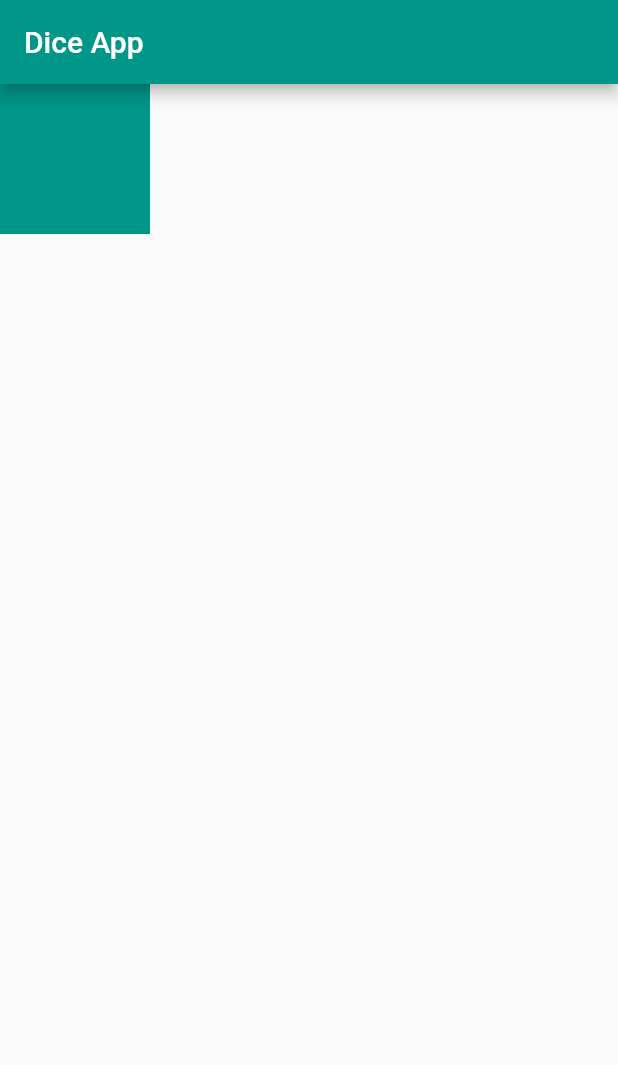
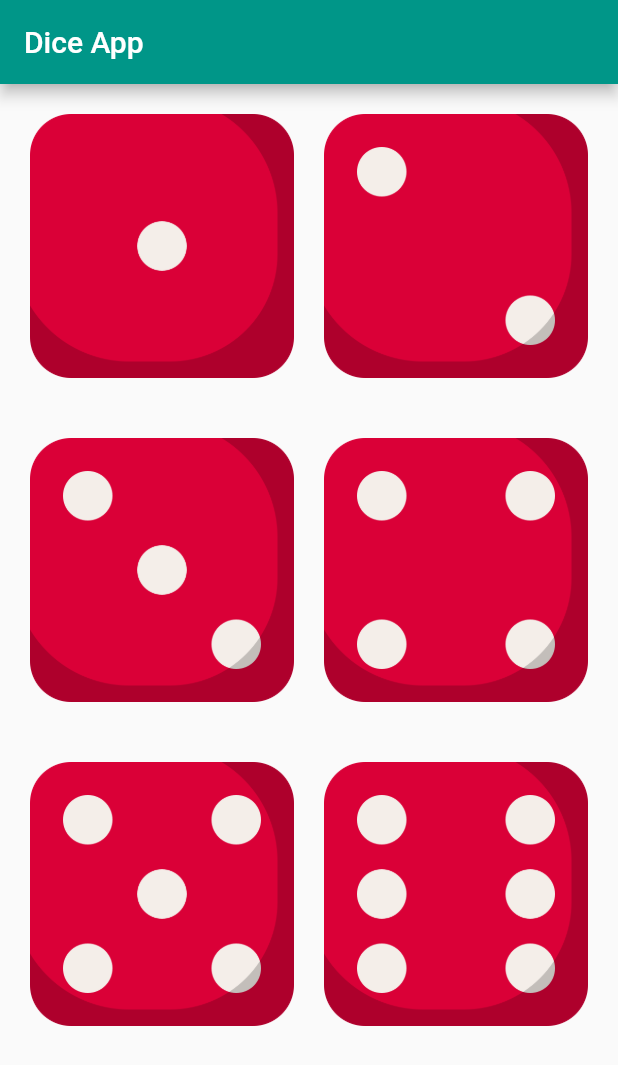
Before and after one commit to Sayyad-Amin/sp21-bcs-015, a Flutter app: the screen it shows after launch, on a phone screen of 412 x 824 dp. Shown: the top 1065 px of the screen. Run offline on Flutter 3.47's test engine with Material 2 defaults, Android fonts, the phone set to English and light mode, and no system bars; our stand-ins replace assets_audio_player.

Commit message:
just added dices

```diff
--- a/dice_app/lib/main.dart
+++ b/dice_app/lib/main.dart
@@ -22,20 +22,74 @@ class dice_app  extends StatelessWidget {
 
 class dicePage  extends StatefulWidget {
 
+
+
   @override
   State<dicePage> createState() => _dice_appState();
 }
 class _dice_appState extends State<dicePage> {
+  var count=0;
+  void _incremnet(){
+    count+=1;
+  }
   @override
   Widget build(BuildContext context) {
     return Scaffold(
       appBar: AppBar(
         title: Text('Dice App'),
       ),
-      body: Container(
-        width: 100,
-        height: 100,
-        color: Colors.teal,
+      body: Column(
+        children: [
+          Padding(
+            padding: const EdgeInsets.all(20.0),
+            child: Column(
+              children: [
+                Row(
+                  children: [
+                    Expanded(child:
+                    Image(image: AssetImage('assets/images/dice1.png'),)),
+                    SizedBox(width: 20),
+                    Expanded(child:
+                    Image(image: AssetImage('assets/images/dice2.png'),))
+                  ],
+                )
+              ],
+            ),
+          ),
+          Padding(
+            padding: const EdgeInsets.all(20.0),
+            child: Column(
+              children: [
+                Row(
+                  children: [
+                    Expanded(child:
+                    Image(image: AssetImage('assets/images/dice3.png'),)),
+                    SizedBox(width: 20),
+                    Expanded(child:
+                    Image(image: AssetImage('assets/images/dice4.png'),))
+                  ],
+                )
+              ],
+            ),
+          ),
+          Padding(
+            padding: const EdgeInsets.all(20.0),
+            child: Column(
+              children: [
+                Row(
+                  children: [
+                    Expanded(child:
+                    Image(image: AssetImage('assets/images/dice5.png'),)),
+                    SizedBox(width: 20),
+                    Expanded(child:
+                    Image(image: AssetImage('assets/images/dice6.png'),))
+                  ],
+                )
+              ],
+            ),
+          ),
+
+        ],
       ),
     );
   }
--- a/dice_app/pubspec.yaml
+++ b/dice_app/pubspec.yaml
@@ -59,8 +59,8 @@ flutter:
   uses-material-design: true
 
   # To add assets to your application, add an assets section, like this:
-  # assets:
-  #   - images/a_dot_burr.jpeg
+  assets:
+    - assets/images/
   #   - images/a_dot_ham.jpeg
 
   # An image asset can refer to one or more resolution-specific "variants", see
```
Also changed, not shown: dice_app/assets/images/dice1.png (added), dice_app/assets/images/dice2.png (added), dice_app/assets/images/dice3.png (added), dice_app/assets/images/dice4.png (added), dice_app/assets/images/dice5.png (added), dice_app/assets/images/dice6.png (added).
